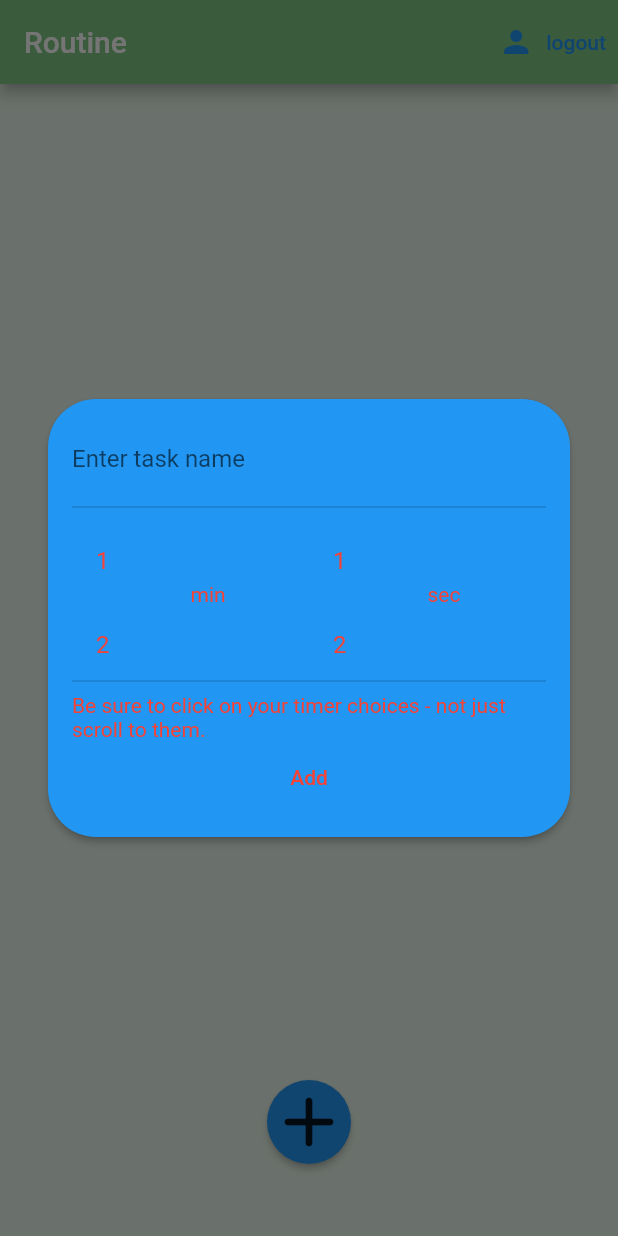
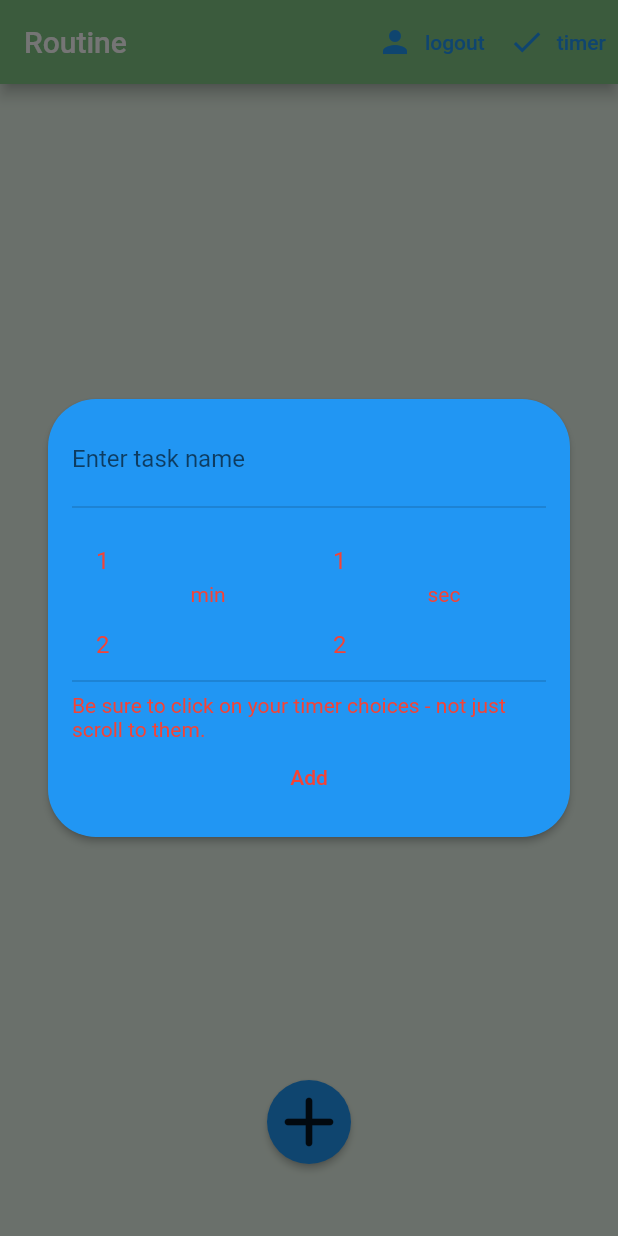
Before and after one commit to snehasripothanker/routineV2, a Flutter app: the screen it shows once a user with an empty profile is signed in, after a tap on the "add" icon, on a phone screen of 412 x 824 dp. Run offline on Flutter 3.47's test engine with Material 2 defaults, Android fonts, the light colour scheme and no system bars; our stand-ins replace cloud_firestore, firebase_auth; accounts and stored records are empty.

Commit message:
have timer page set up, but it is blank

```diff
--- a/lib/screens/home/home.dart
+++ b/lib/screens/home/home.dart
@@ -1,10 +1,10 @@
-import 'package:cloud_firestore/cloud_firestore.dart';
 import 'package:flutter/material.dart';
 import 'package:provider/provider.dart';
 import 'package:routine_app_v2/models/task.dart';
 import 'package:routine_app_v2/screens/home/add_button/add_task_button.dart';
-import 'package:routine_app_v2/screens/home/add_button/widget_task_button.dart';
-import 'package:routine_app_v2/screens/home/tasklist.dart';
+import 'package:routine_app_v2/screens/home/custom_drawer.dart';
+import 'package:routine_app_v2/screens/home/task_models/tasklist.dart';
+import 'package:routine_app_v2/screens/home/timer_page/time_page.dart';
 import 'package:routine_app_v2/service/auth.dart';
 import 'package:routine_app_v2/service/database.dart';
 
@@ -26,14 +26,31 @@ class Home extends StatelessWidget {
                 label: Text('logout'),
                 onPressed: () async {
                   await _auth.signOut();
+                }),
+            TextButton.icon(
+                icon: Icon(Icons.check_outlined),
+                label: Text('timer'),
+                onPressed: () {
+                  Navigator.push(context,
+                      MaterialPageRoute(builder: (context) => TimePage()));
                 })
-              ]),
+          ],
+        ),
+        //drawer: CustomDrawer(),
+        floatingActionButton: AddTodoButton(),
+        floatingActionButtonLocation: FloatingActionButtonLocation.centerFloat,
 
-          floatingActionButton: AddTodoButton(),
-          floatingActionButtonLocation:
-              FloatingActionButtonLocation.centerFloat,
+        body:
+            // ElevatedButton(
+            //   child: Text('See timer'),
+            //   onPressed: () {
+            //     Navigator.push(context,
+            //         MaterialPageRoute(builder: (context) => TimePage()));
+            //   },
+            // ),
+            TaskList(),
+      ),
 
-          body: TaskList(),
       // body: ElevatedButton(
       //   child: Text('Create routine.'),
       //   onPressed: () {
@@ -43,6 +60,6 @@ class Home extends StatelessWidget {
       //     );
       //   },
       // ),
-        ));
+    );
   }
 }
--- a/lib/screens/home/tasklist.dart
+++ b/lib/screens/home/task_models/tasklist.dart
@@ -1,7 +1,7 @@
 import 'package:flutter/material.dart';
 import 'package:provider/provider.dart';
 import 'package:routine_app_v2/models/task.dart';
-import 'package:routine_app_v2/screens/home/tasktile.dart';
+import 'package:routine_app_v2/screens/home/task_models/tasktile.dart';
 
 class TaskList extends StatefulWidget {
   @override
--- a/lib/service/database.dart
+++ b/lib/service/database.dart
@@ -1,6 +1,6 @@
 import 'package:cloud_firestore/cloud_firestore.dart';
 import 'package:routine_app_v2/models/task.dart';
-import 'package:routine_app_v2/screens/home/tasklist.dart';
+import 'package:routine_app_v2/screens/home/task_models/tasklist.dart';
 import 'package:routine_app_v2/service/auth.dart';
 
 class DatabaseService {
```
Also changed, not shown: lib/screens/home/custom_drawer.dart (added, +44 -0 lines), lib/screens/home/timer_page/time_page.dart (added, +19 -0 lines), lib/screens/home/task_models/tasktile.dart (renamed from lib/screens/home/tasktile.dart). Lines whose indentation alone changed are shown as unchanged.
